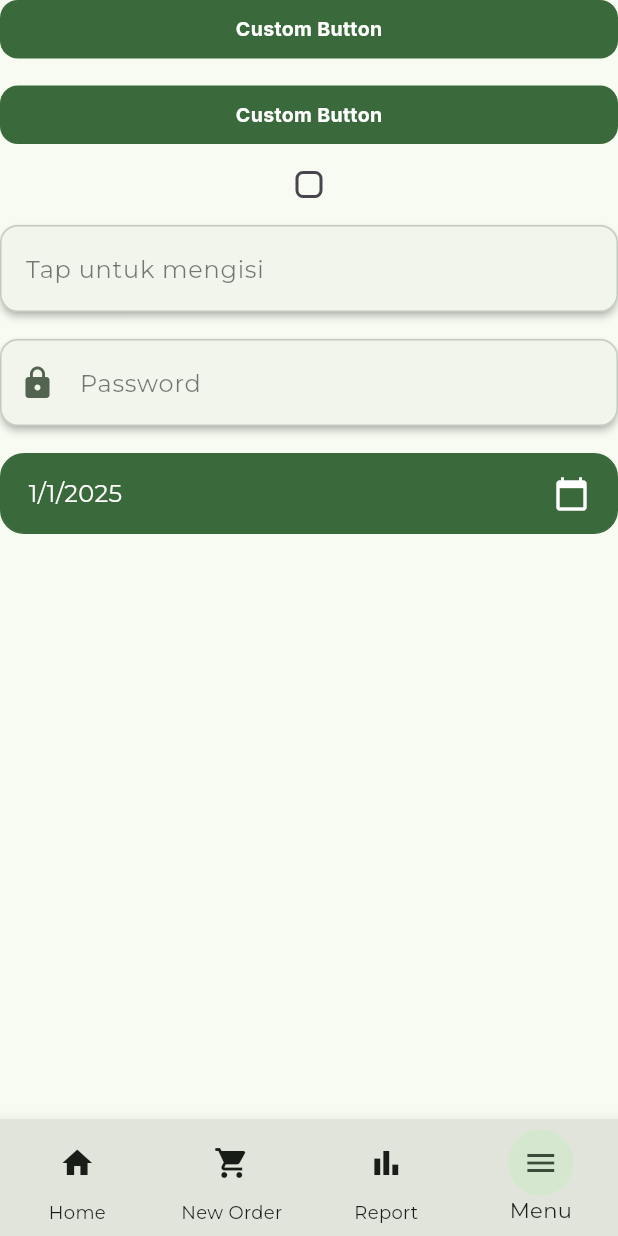
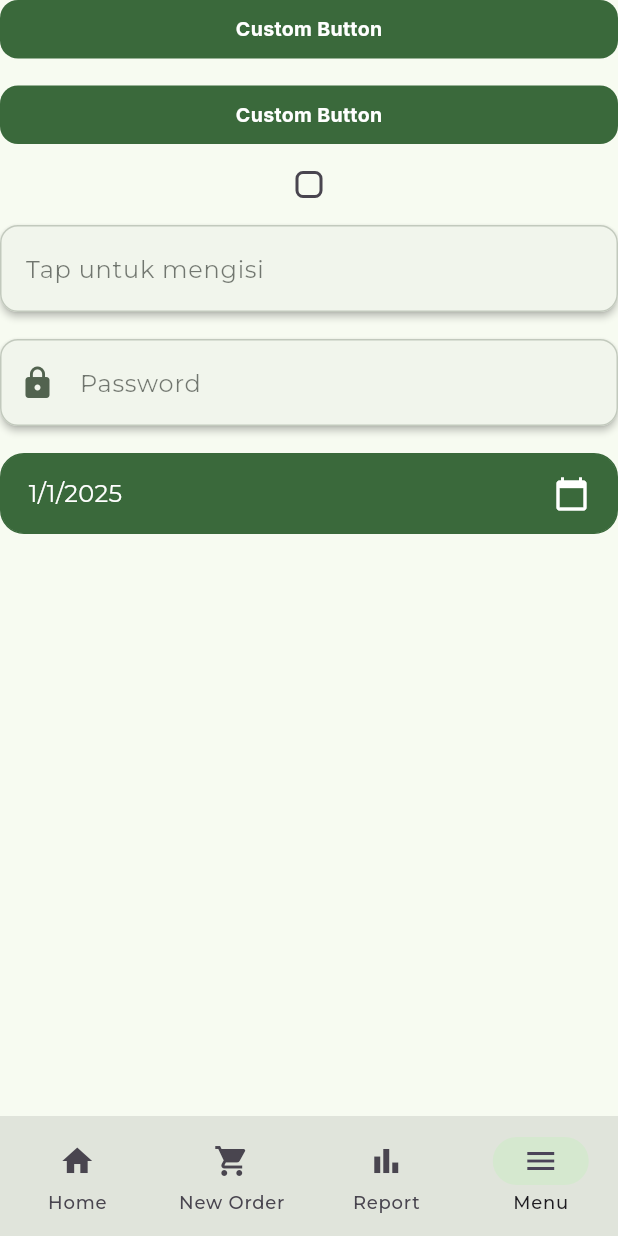
Before and after one commit to KevinAWijaya/flutter_login_bloc, a Flutter app: the NavigationPage screen opened directly, item 4 of the bottom bar chosen, on a phone screen of 412 x 824 dp. Run offline on Flutter 3.47's test engine with Material 3 defaults, Android fonts, the phone set to English and light mode, and no system bars; our stand-ins replace dio, equatable, flutter_bloc, google_fonts, shared_preferences; accounts and stored records are empty; network calls fail.

Commit message:
navigation bar

```diff
--- a/lib/ui/navigation/bottom_navigation.dart
+++ b/lib/ui/navigation/bottom_navigation.dart
@@ -4,7 +4,6 @@ import 'package:wisdom_pos_test/bloc/navigation/navigation_bloc.dart';
 import 'package:wisdom_pos_test/bloc/navigation/navigation_event.dart';
 import 'package:wisdom_pos_test/bloc/navigation/navigation_state.dart';
 import 'package:wisdom_pos_test/core/color.dart';
-import 'package:wisdom_pos_test/core/constants/size.dart';
 
 class CustomBottomNavigationBarPage extends StatelessWidget {
   const CustomBottomNavigationBarPage({super.key});
@@ -17,42 +16,34 @@ class CustomBottomNavigationBarPage extends StatelessWidget {
         if (state is NavigationSelected) {
           selectedIndex = state.selectedIndex;
         }
-        return BottomNavigationBar(
-          type: BottomNavigationBarType.fixed,
-          currentIndex: selectedIndex,
-          onTap: (index) {
+
+        return NavigationBar(
+          selectedIndex: selectedIndex,
+          backgroundColor: VColor.surfaceContainerHighest,
+          indicatorColor: VColor.secondaryContainer,
+          onDestinationSelected: (index) {
             context.read<NavigationBloc>().add(SelectTabEvent(index));
           },
-          backgroundColor: VColor.surfaceContainerHighest,
-          selectedItemColor: VColor.onSurface,
-          unselectedItemColor: VColor.onSurface,
-          showSelectedLabels: true,
-          showUnselectedLabels: true,
-          items: [
-            _buildNavItem(Icons.home, "Home", 0, selectedIndex),
-            _buildNavItem(Icons.shopping_cart, "New Order", 1, selectedIndex),
-            _buildNavItem(Icons.bar_chart, "Report", 2, selectedIndex),
-            _buildNavItem(Icons.menu, "Menu", 3, selectedIndex),
+          destinations: const [
+            NavigationDestination(
+              icon: Icon(Icons.home),
+              label: "Home",
+            ),
+            NavigationDestination(
+              icon: Icon(Icons.shopping_cart),
+              label: "New Order",
+            ),
+            NavigationDestination(
+              icon: Icon(Icons.bar_chart),
+              label: "Report",
+            ),
+            NavigationDestination(
+              icon: Icon(Icons.menu),
+              label: "Menu",
+            ),
           ],
         );
       },
     );
   }
-
-  BottomNavigationBarItem _buildNavItem(IconData icon, String label, int index, int selectedIndex) {
-    return BottomNavigationBarItem(
-      icon: Container(
-        decoration: BoxDecoration(
-          shape: BoxShape.circle,
-          color: index == selectedIndex ? VColor.secondaryContainer : Colors.transparent,
-        ),
-        padding: const EdgeInsets.symmetric(horizontal: marginMedium, vertical: marginSmall),
-        child: Icon(
-          icon,
-          color: index == selectedIndex ? VColor.onSecondaryContainer : VColor.onSurface,
-        ),
-      ),
-      label: label,
-    );
-  }
 }
```
